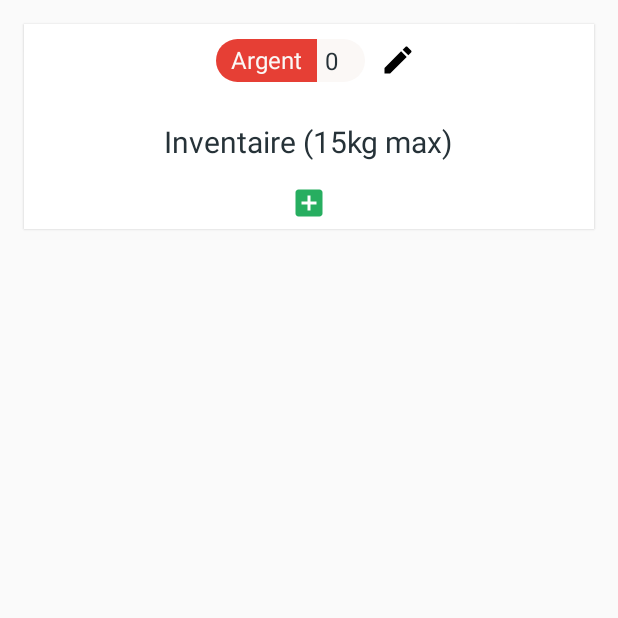
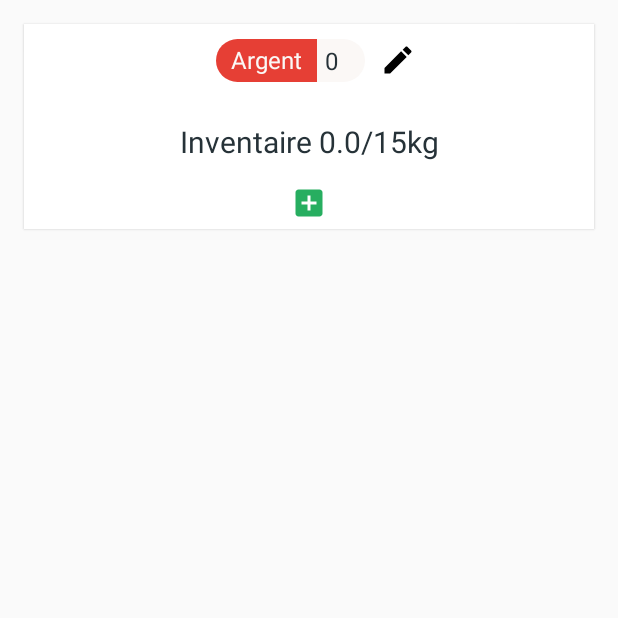
Before and after one commit to Cballini/RPHelper, an Android app: the screen it shows after launch (MainActivity), item 5 of the bottom bar chosen, on a phone screen of 412 x 824 dp, the top half of it. Run offline under Robolectric (Android 15) with nearby library versions, the phone set to English and light mode, and no system bars.

Commit message:
inventory weight

```diff
--- a/app/src/main/java/com/rphelper/cecib/rphelper/fragments/InventoryFragment.kt
+++ b/app/src/main/java/com/rphelper/cecib/rphelper/fragments/InventoryFragment.kt
@@ -45,17 +45,16 @@ class InventoryFragment : Fragment(), RecyclerViewClickListener {
         viewModel = InventoryViewModel(context!!)
 
         //Money
-        view.findViewById<CategoryHorizontalComponent>(R.id.bag_money).catTitle.text = getString(R.string.money)
-        view.findViewById<CategoryHorizontalComponent>(R.id.bag_money).catTxt.setEnabled(false)
+        view.findViewById<CategoryHorizontalComponent>(R.id.inventory_money).catTitle.text = getString(R.string.money)
+        view.findViewById<CategoryHorizontalComponent>(R.id.inventory_money).catTxt.setEnabled(false)
         viewModel.money.observe(viewLifecycleOwner, Observer {
-            val money = it!!.toString() + " po"
-            view.findViewById<CategoryHorizontalComponent>(R.id.bag_money).catTxt.setText(it.toString())
+            view.findViewById<CategoryHorizontalComponent>(R.id.inventory_money).catTxt.setText(it!!.toString())
         })
 
         //Objects
         viewManager = LinearLayoutManager(this.context)
         viewAdapter = ItemAdapter(ArrayList(viewModel.items.value!!), this)
-        recyclerView = view.findViewById<RecyclerView>(R.id.bag_recycler).apply {
+        recyclerView = view.findViewById<RecyclerView>(R.id.inventory_recycler).apply {
             // use a linear layout manager
             layoutManager = viewManager
 
@@ -64,7 +63,7 @@ class InventoryFragment : Fragment(), RecyclerViewClickListener {
         }
         viewModel.items.observe(viewLifecycleOwner, Observer {
             viewAdapter = ItemAdapter(ArrayList(it!!), this)
-            recyclerView = view.findViewById<RecyclerView>(R.id.bag_recycler).apply {
+            recyclerView = view.findViewById<RecyclerView>(R.id.inventory_recycler).apply {
                 // use a linear layout manager
                 layoutManager = viewManager
 
@@ -73,22 +72,33 @@ class InventoryFragment : Fragment(), RecyclerViewClickListener {
             }
         })
 
+        //Weight
+        viewModel.weight.observe(viewLifecycleOwner, Observer {
+            val weight = it!!.toString() + getString(R.string.inventory_max_weight)
+            if(it>15){
+                view.findViewById<TextView>(R.id.inventory_weight).setTextColor(resources.getColor(R.color.red))
+            }else{
+                view.findViewById<TextView>(R.id.inventory_weight).setTextColor(resources.getColor(R.color.colorTxt))
+            }
+            view.findViewById<TextView>(R.id.inventory_weight).text = weight
+        })
+
         /***** EDIT ********/
-        view.findViewById<ImageView>(R.id.bag_money_edit).setOnClickListener {
+        view.findViewById<ImageView>(R.id.inventory_money_edit).setOnClickListener {
             if (isOnMoneyEdit) {
                 isOnMoneyEdit = false
-                view.findViewById<ImageView>(R.id.bag_money_edit).setImageResource(R.drawable.ic_edit)
-                view.findViewById<CategoryHorizontalComponent>(R.id.bag_money).catTxt.setEnabled(false)
-                if (view.findViewById<CategoryHorizontalComponent>(R.id.bag_money).catTxt.text.toString().isNotEmpty()) viewModel._money.value = view.findViewById<CategoryHorizontalComponent>(R.id.bag_money).catTxt.text.toString().toInt()
+                view.findViewById<ImageView>(R.id.inventory_money_edit).setImageResource(R.drawable.ic_edit)
+                view.findViewById<CategoryHorizontalComponent>(R.id.inventory_money).catTxt.setEnabled(false)
+                if (view.findViewById<CategoryHorizontalComponent>(R.id.inventory_money).catTxt.text.toString().isNotEmpty()) viewModel._money.value = view.findViewById<CategoryHorizontalComponent>(R.id.inventory_money).catTxt.text.toString().toInt()
                 viewModel.editInventory()
             } else {
                 isOnMoneyEdit = true
-                view.findViewById<ImageView>(R.id.bag_money_edit).setImageResource(R.drawable.ic_check)
-                view.findViewById<CategoryHorizontalComponent>(R.id.bag_money).catTxt.setEnabled(true)
-                view.findViewById<CategoryHorizontalComponent>(R.id.bag_money).catTxt.inputType = InputType.TYPE_CLASS_NUMBER
+                view.findViewById<ImageView>(R.id.inventory_money_edit).setImageResource(R.drawable.ic_check)
+                view.findViewById<CategoryHorizontalComponent>(R.id.inventory_money).catTxt.setEnabled(true)
+                view.findViewById<CategoryHorizontalComponent>(R.id.inventory_money).catTxt.inputType = InputType.TYPE_CLASS_NUMBER
             }
         }
-        view.findViewById<ImageView>(R.id.bag_add).setOnClickListener {
+        view.findViewById<ImageView>(R.id.inventory_add).setOnClickListener {
             addItem()
         }
 
--- a/app/src/main/java/com/rphelper/cecib/rphelper/viewmodel/InventoryViewModel.kt
+++ b/app/src/main/java/com/rphelper/cecib/rphelper/viewmodel/InventoryViewModel.kt
@@ -12,7 +12,7 @@ class InventoryViewModel (val context: Context) : ViewModel(){
     val _money = MutableLiveData<Int>()
     val money : LiveData<Int> get() = _money
     init {
-         _money.value = Services.getMoney(context)
+        _money.value = Services.getMoney(context)
     }
 
     val _items = MutableLiveData<ArrayList<Item>>()
@@ -21,11 +21,26 @@ class InventoryViewModel (val context: Context) : ViewModel(){
         _items.value = Services.getItems(context)
     }
 
+    val _weight = MutableLiveData<Float>()
+    val weight : LiveData<Float> get() = _weight
+    init {
+        _weight.value =getInventoryWeight()
+    }
+
     fun editInventory(){
         val inventory = Inventory(money.value!!, items.value!!)
         Services.editInventory(context, inventory)
         _money.value = Services.getMoney(context)
         _items.value = Services.getItems(context)
+        _weight.value =getInventoryWeight()
+    }
+
+    fun getInventoryWeight():Float{
+        var weight = 0F
+        for (item in items.value!!){
+            weight += item.weight
+        }
+        return weight
     }
 
 }
--- a/app/src/main/res/layout/fragment_inventory.xml
+++ b/app/src/main/res/layout/fragment_inventory.xml
@@ -11,7 +11,7 @@
         android:layout_height="wrap_content">
 
         <LinearLayout
-            android:id="@+id/bag_layout"
+            android:id="@+id/inventory_layout"
             android:layout_width="match_parent"
             android:layout_height="wrap_content"
             android:layout_margin="@dimen/app_margin"
@@ -25,34 +25,49 @@
                 android:layout_height="wrap_content"
                 android:orientation="horizontal">
             <com.rphelper.cecib.rphelper.component.CategoryHorizontalComponent
-                android:id="@+id/bag_money"
+                android:id="@+id/inventory_money"
                 android:layout_width="wrap_content"
                 android:layout_height="wrap_content"
                 android:layout_gravity="center"
                 android:padding="@dimen/small_margin"/>
                 <ImageView
-                    android:id="@+id/bag_money_edit"
+                    android:id="@+id/inventory_money_edit"
                     android:layout_width="wrap_content"
                     android:layout_height="wrap_content"
                     android:src="@drawable/ic_edit"
                     android:layout_gravity="center" />
             </LinearLayout>
-            <TextView
-                android:layout_width="wrap_content"
+            <LinearLayout
+                android:layout_width="match_parent"
                 android:layout_height="wrap_content"
-                android:text="@string/inventory_title"
-                android:textColor="@color/colorTxt"
-                android:layout_marginTop="@dimen/app_margin"
-                android:textSize="@dimen/title_txt"
-                android:gravity="center" />
+                android:orientation="horizontal"
+                android:gravity="center"
+                android:layout_marginTop="@dimen/app_margin">
+                <TextView
+                    android:layout_width="wrap_content"
+                    android:layout_height="wrap_content"
+                    android:text="@string/inventory"
+                    android:textColor="@color/colorTxt"
+                    android:textSize="@dimen/title_txt"
+                    android:gravity="center" />
+                <TextView
+                    android:id="@+id/inventory_weight"
+                    android:layout_width="wrap_content"
+                    android:layout_height="wrap_content"
+                    android:layout_marginStart="@dimen/txt_margin"
+                    android:textSize="@dimen/title_txt"
+                    android:textColor="@color/colorTxt"
+                    android:text="(0/15kg)"/>
+            </LinearLayout>
+
             <android.support.v7.widget.RecyclerView
-                android:id="@+id/bag_recycler"
+                android:id="@+id/inventory_recycler"
                 android:layout_width="match_parent"
                 android:layout_height="wrap_content"
                 android:paddingTop="@dimen/small_margin"
                 tools:listitem="@layout/component_line_item"/>
             <ImageView
-                android:id="@+id/bag_add"
+                android:id="@+id/inventory_add"
                 android:layout_width="wrap_content"
                 android:layout_height="wrap_content"
                 android:layout_margin="@dimen/txt_margin"
@@ -64,7 +79,7 @@
             android:layout_width="match_parent"
             android:layout_height="wrap_content"
             android:layout_marginBottom="@dimen/big_margin"
-            app:layout_constraintTop_toBottomOf="@+id/bag_layout"
+            app:layout_constraintTop_toBottomOf="@+id/inventory_layout"
             app:layout_constraintBottom_toBottomOf="parent"/>
     </android.support.constraint.ConstraintLayout>
 </ScrollView>
--- a/app/src/main/res/layout/popup_edit_item.xml
+++ b/app/src/main/res/layout/popup_edit_item.xml
@@ -75,7 +75,7 @@
                 android:layout_width="50dp"
                 android:layout_height="wrap_content"
                 android:layout_marginStart="@dimen/txt_margin"
-                android:inputType="number" />
+                android:inputType="number|numberDecimal" />
 
             <TextView
                 android:id="@+id/item_quantity"
--- a/app/src/main/res/values/strings.xml
+++ b/app/src/main/res/values/strings.xml
@@ -117,6 +117,9 @@
     <string name="disequip">Déséquiper</string>
     <string name="ok">OK</string>
 
+    <string name="po"> po</string>
+    <string name="inventory_max_weight">/15kg</string>
+
     <string name="file_character">character.json</string>
     <string name="file_equipment">equipment.json</string>
     <string name="file_spells">spells.json</string>
```
